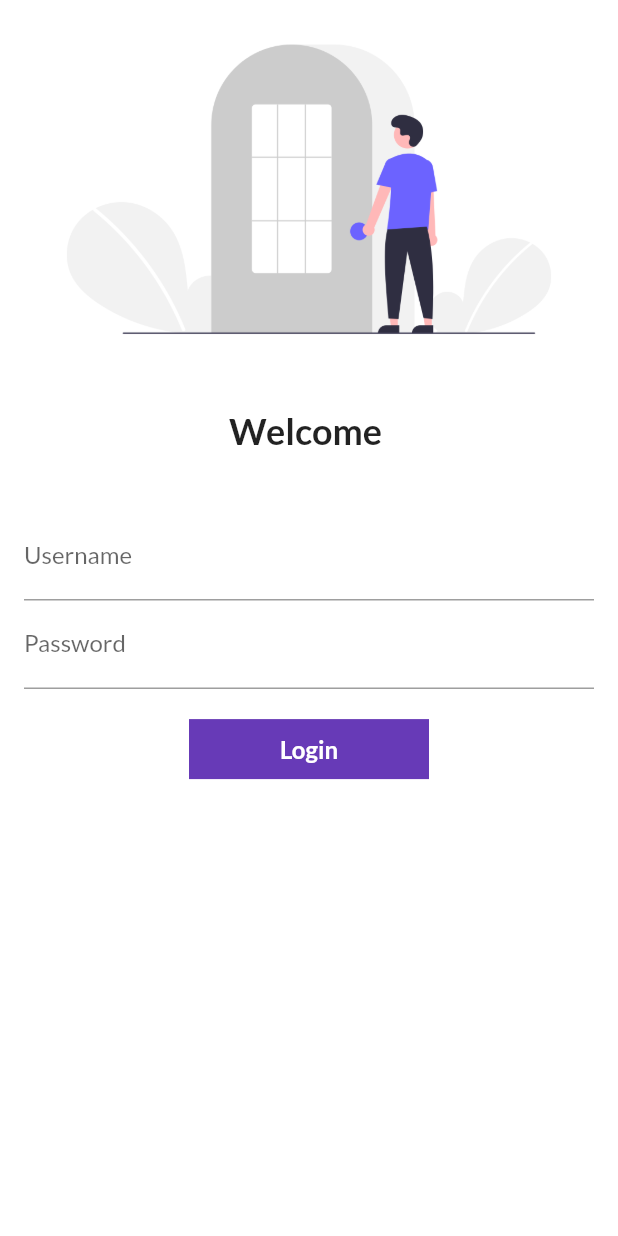
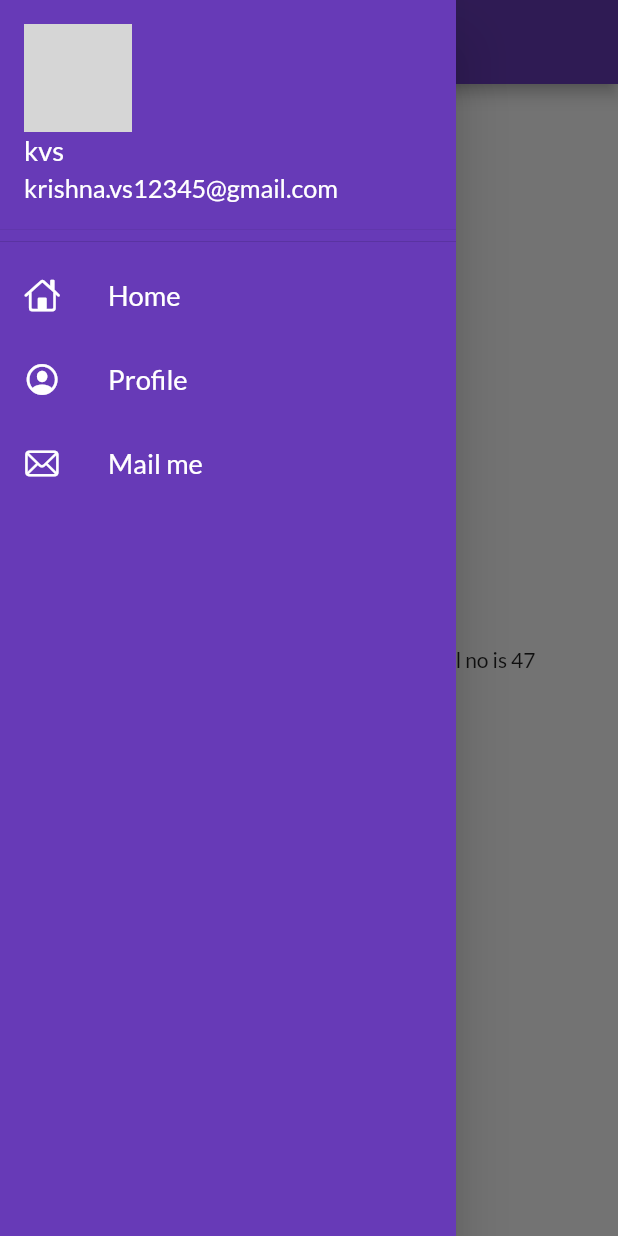
Before and after one commit to 47krishnaveersingh/learnig-flutter, a Flutter app: the screen it shows after launch, with the side drawer open (before the commit the screen has no drawer), on a phone screen of 412 x 824 dp. Run offline on Flutter 3.47's test engine with Material 2 defaults, Android fonts, the phone set to English and light mode, and no system bars; our stand-ins replace google_fonts; network calls fail; grey boxes are pictures that could not be loaded.

Commit message:
day9 completed

```diff
--- a/lib/main.dart
+++ b/lib/main.dart
@@ -20,7 +20,7 @@ class MyApp extends StatelessWidget {
           fontFamily: GoogleFonts.lato().fontFamily),
       themeMode: ThemeMode.light,
       darkTheme: ThemeData(brightness: Brightness.dark),
-      initialRoute: "/login",
+      initialRoute: MyRoutes.homeRoute,
       routes: {
         "/": (context) => const HomePage(),
         MyRoutes.loginRoute: (context) => const LoginPage(),
--- a/lib/pages/home_page.dart
+++ b/lib/pages/home_page.dart
@@ -1,4 +1,5 @@
 import 'package:flutter/material.dart';
+import 'package:initial/widgets/drawer.dart';
 
 class HomePage extends StatelessWidget {
   final String name = "Krishnaveer Singh";
@@ -15,7 +16,7 @@ class HomePage extends StatelessWidget {
       body: Center(
         child: Text("My name is $name and my roll no is $n"),
       ),
-      drawer: const Drawer(),
+      drawer: const MyDrawer(),
     );
   }
 }
--- /dev/null
+++ b/lib/widgets/drawer.dart
@@ -0,0 +1,76 @@
+import 'package:flutter/cupertino.dart';
+import 'package:flutter/material.dart';
+
+class MyDrawer extends StatelessWidget {
+  const MyDrawer({Key? key}) : super(key: key);
+
+  @override
+  Widget build(BuildContext context) {
+    const imageUrl =
+        "https://encrypted-tbn0.gstatic.com/images?q=tbn:ANd9GcRohd9wMwz8qeZFa1fIwG3hyUN9XaHz3uqX1A&usqp=CAU";
+    return Drawer(
+      child: Container(
+        color: Colors.deepPurple,
+        child: ListView(
+          // ignore: prefer_const_literals_to_create_immutables
+          children: [
+            const DrawerHeader(
+                padding: EdgeInsets.zero,
+                child: UserAccountsDrawerHeader(
+                  accountName: Text(
+                    "kvs",
+                    textScaleFactor: 1.3,
+                  ),
+                  accountEmail: Text(
+                    "krishna.vs12345@gmail.com",
+                    textScaleFactor: 1.2,
+                  ),
+                  currentAccountPicture: CircleAvatar(
+                    backgroundImage: NetworkImage(imageUrl),
+                  ),
+                )),
+            const ListTile(
+              leading: Icon(
+                CupertinoIcons.home,
+                color: Colors.white,
+              ),
+              title: Text(
+                "Home",
+                textScaleFactor: 1.3,
+                style: TextStyle(
+                  color: Colors.white,
+                ),
+              ),
+            ),
+            const ListTile(
+              leading: Icon(
+                CupertinoIcons.profile_circled,
+                color: Colors.white,
+              ),
+              title: Text(
+                "Profile",
+                textScaleFactor: 1.3,
+                style: TextStyle(
+                  color: Colors.white,
+                ),
+              ),
+            ),
+            const ListTile(
+              leading: Icon(
+                CupertinoIcons.mail,
+                color: Colors.white,
+              ),
+              title: Text(
+                "Mail me",
+                textScaleFactor: 1.3,
+                style: TextStyle(
+                  color: Colors.white,
+                ),
+              ),
+            )
+          ],
+        ),
+      ),
+    );
+  }
+}
```
